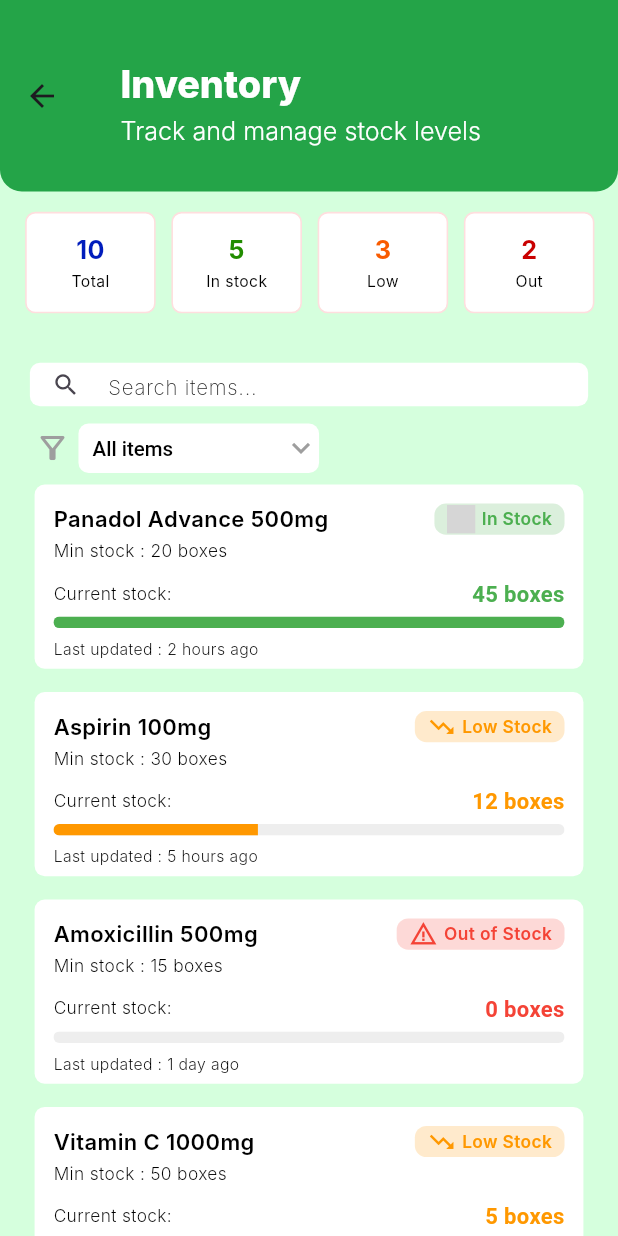
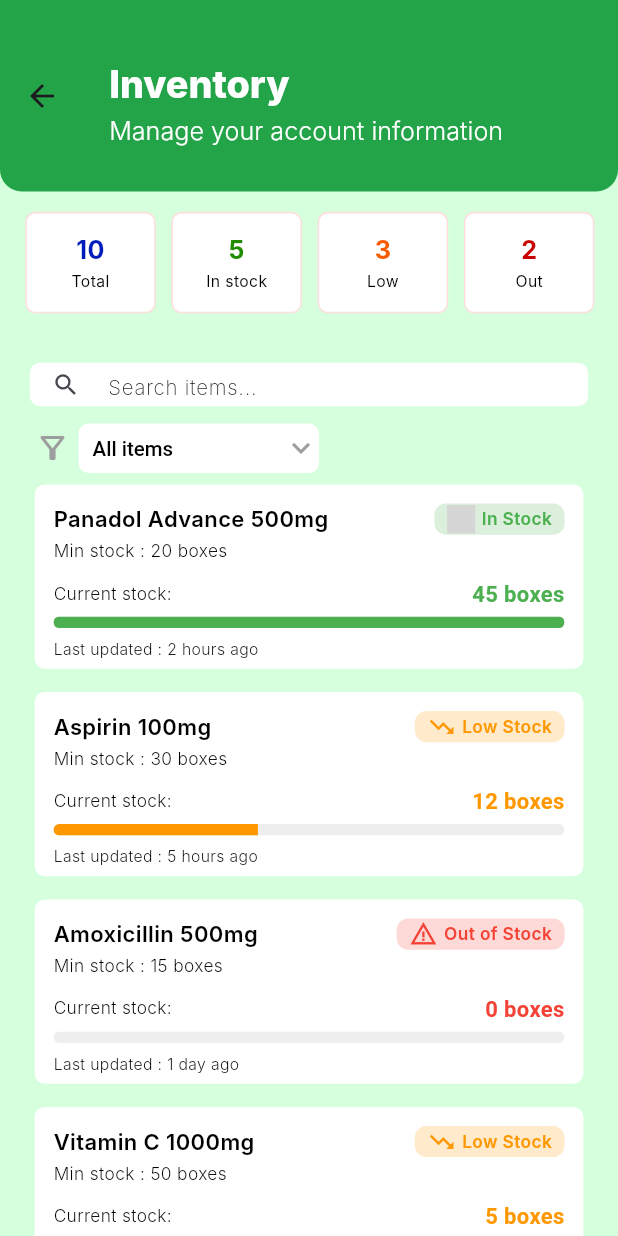
Before and after one commit to sharaffatima/pharmacio-mobile, a Flutter app: the InventoryScreen screen opened directly, on a phone screen of 412 x 824 dp. Run offline on Flutter 3.47's test engine with Material 3 defaults, Android fonts, the phone set to English and light mode, and no system bars; our stand-ins replace flutter_bloc, flutter_screenutil, flutter_svg; Roboto replaces fonts that are missing (Inter); grey boxes are pictures that could not be loaded.

Commit message:
Edit Custom App Bar

```diff
--- a/lib/Task/core/constants/strings.dart
+++ b/lib/Task/core/constants/strings.dart
@@ -1,8 +1,8 @@
 class AppStrings {
   //inventory screen
-  static const String inventory = "Inventory";
-  static const String trackAndManage = "Track and manage stock levels";
-  static const String total = "Total";
+  static const String inventoryTitle = "Inventory";
+  static const String inventorySubTitle = "Track and manage stock levels";
+  static const String proposaltitle = "Total";
   static const String inStock = "In stock";
   static const String low = "Low";
   static const String out = "Out";
@@ -12,12 +12,11 @@ class AppStrings {
   static const String boxes = "boxes";
   static const String lastUpdated = "Last updated :";
   //proposal screen
-  static const String proposal = "Proposal";
-  static const String renewAndManage = "Renew and manage purchase proposals";
+  static const String proposalTitle = "Proposal";
+  static const String proposalSubTitle = "Renew and manage purchase proposals";
   //profile screen
-  static const String profileSettings = "Profile & Settings";
-  static const String mangeYourAccount = "Manage your account information";
-  //profile screen
+  static const String profileTitle = "Profile & Settings";
+  static const String profileSubTitle = "Manage your account information";
   static const String accountInformation = "Account Information ";
   static const String userName = "John Pharmacist";
   static const String userType = "Pharmacist";
--- /dev/null
+++ b/lib/Task/core/public_widgets/custom_app_bar.dart
@@ -0,0 +1,48 @@
+import 'package:flutter/material.dart';
+import 'package:flutter_screenutil/flutter_screenutil.dart';
+import 'package:pharmacio_flutter_mobile/Task/core/constants/colors.dart';
+import 'package:pharmacio_flutter_mobile/Task/core/constants/text_style.dart';
+
+class CustomAppBar extends StatelessWidget implements PreferredSizeWidget {
+  final String title;
+  final String subtitle;
+
+  const CustomAppBar({super.key, required this.title, required this.subtitle});
+
+  @override
+  Size get preferredSize => Size.fromHeight(132.h);
+
+  @override
+  Widget build(BuildContext context) {
+    return AppBar(
+      toolbarHeight: 132.h,
+      backgroundColor: AppColors.backGroundAppBar,
+      shape: RoundedRectangleBorder(
+        borderRadius: BorderRadius.vertical(bottom: Radius.circular(15.r)),
+      ),
+      titleSpacing: 0,
+      title: Padding(
+        padding: EdgeInsets.only(left: 16.w, top: 10.h),
+        child: Column(
+          crossAxisAlignment: CrossAxisAlignment.start,
+          mainAxisAlignment: MainAxisAlignment.center,
+          children: [
+            Text(
+              title,
+              style: AppTextStyles.appBar,
+              maxLines: 1,
+              overflow: TextOverflow.ellipsis,
+            ),
+            SizedBox(height: 4.h),
+            Text(
+              subtitle,
+              style: AppTextStyles.descriptionAppbar,
+              maxLines: 1,
+              overflow: TextOverflow.ellipsis,
+            ),
+          ],
+        ),
+      ),
+    );
+  }
+}
--- a/lib/Task/features/inventory/presentation/screens/inventory_screen.dart
+++ b/lib/Task/features/inventory/presentation/screens/inventory_screen.dart
@@ -1,9 +1,9 @@
 import 'package:pharmacio_flutter_mobile/Task/core/constants/colors.dart';
 import 'package:pharmacio_flutter_mobile/Task/core/constants/strings.dart';
-import 'package:pharmacio_flutter_mobile/Task/core/constants/text_style.dart';
 import 'package:flutter/material.dart';
 import 'package:flutter_screenutil/flutter_screenutil.dart';
-import 'package:pharmacio_flutter_mobile/Task/core/helpers/space_helpers.dart';
+import 'package:pharmacio_flutter_mobile/Task/core/public_widgets/custom_app_bar.dart'
+    show CustomAppBar;
 import 'package:pharmacio_flutter_mobile/Task/features/inventory/presentation/widget/inventory_filter.dart';
 import 'package:pharmacio_flutter_mobile/Task/features/inventory/presentation/widget/inventory_item_card.dart';
 import 'package:pharmacio_flutter_mobile/Task/features/inventory/presentation/widget/search_bar.dart';
@@ -17,26 +17,9 @@ class InventoryScreen extends StatelessWidget {
   Widget build(BuildContext context) {
     return Scaffold(
       backgroundColor: AppColors.backGroundBody,
-      appBar: AppBar(
-        toolbarHeight: 132.h,
-        backgroundColor: AppColors.backGroundAppBar,
-        shape: RoundedRectangleBorder(
-          borderRadius: BorderRadius.vertical(bottom: Radius.circular(15.r)),
-        ),
-        title: Padding(
-          padding: EdgeInsets.only(left: 8.w, top: 10.h),
-          child: Column(
-            crossAxisAlignment: CrossAxisAlignment.start,
-            children: [
-              Text(AppStrings.inventory, style: AppTextStyles.appBar),
-              verticalSpace(4),
-              Text(
-                AppStrings.trackAndManage,
-                style: AppTextStyles.descriptionAppbar,
-              ),
-            ],
-          ),
-        ),
+      appBar: CustomAppBar(
+        title: AppStrings.inventoryTitle,
+        subtitle: AppStrings.profileSubTitle,
       ),
       body: SingleChildScrollView(
         child: Column(
```
Also changed, not shown: lib/Task/features/Proposal/presentation/secreens/proposal_screen.dart (+4 -20 lines), lib/Task/features/profile/presentation/screens/profile_screen.dart (+4 -22 lines).
